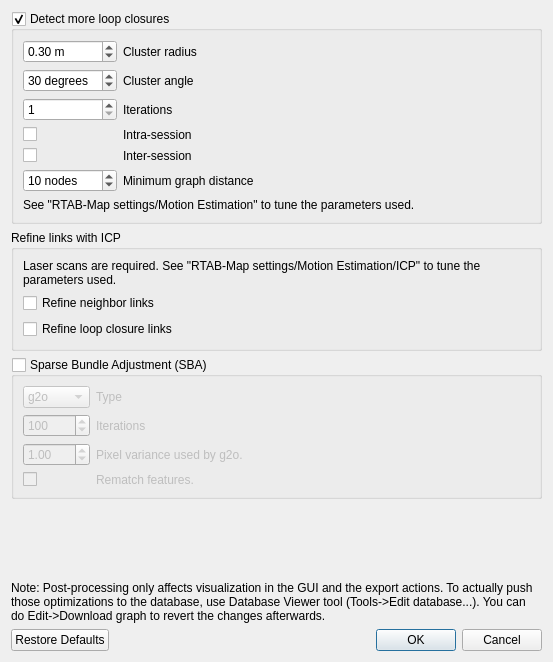
Old version of the form guilib/src/ui/postProcessingDialog.ui in the repository introlab/rtabmap.
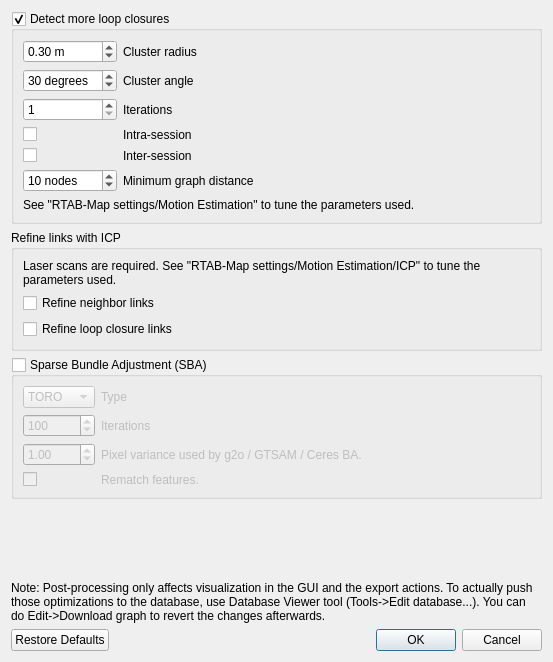
New version of the form. Icons and pictures are not drawn.

The edit to the form file:
```diff
--- a/guilib/src/ui/postProcessingDialog.ui
+++ b/guilib/src/ui/postProcessingDialog.ui
@@ -267,7 +267,7 @@
         <item row="2" column="1">
          <widget class="QLabel" name="label_variance">
           <property name="text">
-           <string>Pixel variance used by g2o.</string>
+           <string>Pixel variance used by g2o / GTSAM / Ceres BA.</string>
           </property>
           <property name="wordWrap">
            <bool>true</bool>
@@ -308,6 +308,11 @@
         </item>
         <item row="0" column="0">
          <widget class="QComboBox" name="comboBox_sbaType">
+          <item>
+           <property name="text">
+            <string>TORO</string>
+           </property>
+          </item>
           <item>
            <property name="text">
             <string>g2o</string>
@@ -315,7 +320,7 @@
           </item>
           <item>
            <property name="text">
-            <string>cvsba</string>
+            <string>GTSAM</string>
            </property>
           </item>
           <item>
@@ -323,6 +328,11 @@
             <string>Ceres</string>
            </property>
           </item>
+          <item>
+           <property name="text">
+            <string>cvsba</string>
+           </property>
+          </item>
          </widget>
         </item>
         <item row="3" column="1">
```
